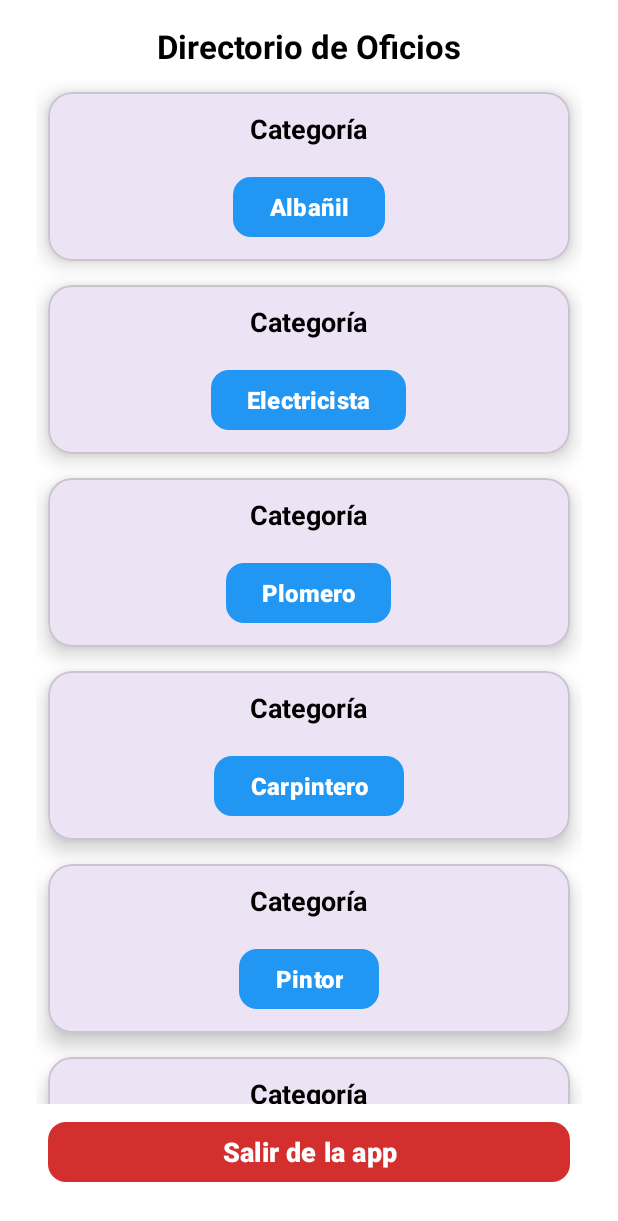
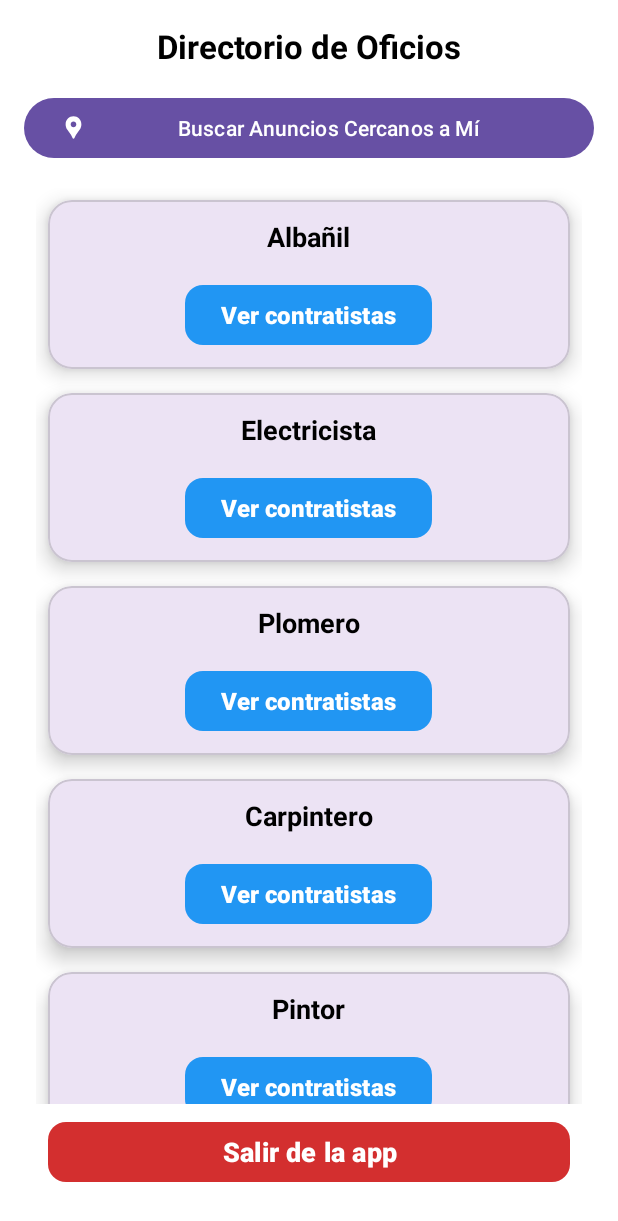
Before and after one commit to lemursoft75/conexion-de-oficios, an Android app: the DirectoryActivity screen opened directly, with no data from a screen before it, on a phone screen of 412 x 824 dp. Shown: the top 1221 px of the screen. Run offline under Robolectric (Android 15) with nearby library versions, the phone set to English and light mode, and no system bars.

Commit message:
rastreo de anuncios

```diff
--- a/app/build.gradle.kts
+++ b/app/build.gradle.kts
@@ -58,6 +58,7 @@ dependencies {
     // Room Database
     implementation("androidx.room:room-runtime:2.6.1")
     implementation(libs.firebase.storage.ktx)
+    implementation(libs.play.services.location)
     kapt("androidx.room:room-compiler:2.6.1")
     implementation("androidx.room:room-ktx:2.6.1")
 
--- a/app/src/main/AndroidManifest.xml
+++ b/app/src/main/AndroidManifest.xml
@@ -1,6 +1,9 @@
 <?xml version="1.0" encoding="utf-8"?>
 <manifest xmlns:android="http://schemas.android.com/apk/res/android"
     xmlns:tools="http://schemas.android.com/tools">
+
+    <uses-permission android:name="android.permission.ACCESS_FINE_LOCATION" />
+    <uses-permission android:name="android.permission.ACCESS_COARSE_LOCATION" />
 
     <uses-permission android:name="android.permission.INTERNET"/>
     <uses-permission android:name="android.permission.ACCESS_NETWORK_STATE"/>
@@ -36,6 +39,7 @@
         <activity android:name=".activities.ContractorDetailActivity"/>
         <activity android:name=".activities.PublicationActivity"/>
         <activity android:name=".activities.MyAdsActivity"/>
+        <activity android:name=".activities.NearbyAdsActivity"/>
 
     </application>
 </manifest>
--- a/app/src/main/java/com/javipena/conexiondeoficios/activities/DirectoryActivity.kt
+++ b/app/src/main/java/com/javipena/conexiondeoficios/activities/DirectoryActivity.kt
@@ -9,19 +9,16 @@ import androidx.recyclerview.widget.LinearLayoutManager
 import androidx.recyclerview.widget.RecyclerView
 import com.javipena.conexiondeoficios.R
 import com.javipena.conexiondeoficios.adapters.CategoryAdapter
-// 📌 NOTA: Asegúrate de tener la clase CategoryAdapter en la ruta correcta.
 
 class DirectoryActivity : AppCompatActivity() {
     override fun onCreate(savedInstanceState: Bundle?) {
         super.onCreate(savedInstanceState)
         setContentView(R.layout.activity_directory)
 
-        val recyclerView = findViewById<RecyclerView>(R.id.recycler_categories) // Actualizar al nuevo ID
+        // --- Lógica para la lista de categorías por especialidad ---
+        val recyclerView = findViewById<RecyclerView>(R.id.recycler_categories)
         recyclerView.layoutManager = LinearLayoutManager(this)
 
-        // 📌 CAMBIO 1: Estandarizar los nombres de las categorías.
-        // Deben ser idénticos a los que usas en el Spinner de registro (en singular).
-        // Esto es VITAL para que la búsqueda en la base de datos funcione después.
         val categories = listOf(
             "Albañil", "Electricista", "Plomero", "Carpintero", "Pintor",
             "Mecánico", "Técnico en refrigeración", "Técnico en computadoras",
@@ -29,19 +26,23 @@ class DirectoryActivity : AppCompatActivity() {
             "Médico", "Asesoría escolar", "Músico", "Animación para eventos", "Otro"
         )
 
-        val adapter = CategoryAdapter(categories) { category ->
-            // 📌 CAMBIO 2: La actividad que se abre.
-            // Ya no abre el "Detalle" directamente. Ahora abre la "Lista de Contratistas".
-            val intent = Intent(this@DirectoryActivity, ContractorListActivity::class.java)
-
-            // 📌 CAMBIO 3: La "llave" para pasar el dato.
-            // Usamos una llave clara como "CATEGORY_NAME" para pasar el nombre de la categoría.
+        val categoryAdapter = CategoryAdapter(categories) { category ->
+            val intent = Intent(this, ContractorListActivity::class.java)
             intent.putExtra("CATEGORY_NAME", category)
             startActivity(intent)
         }
+        recyclerView.adapter = categoryAdapter
 
-        recyclerView.adapter = adapter
 
+        // --- Lógica para el botón de búsqueda cercana ---
+        val btnFindNearby = findViewById<Button>(R.id.btn_find_nearby)
+        btnFindNearby.setOnClickListener {
+            // Inicia la actividad que busca por geolocalización
+            startActivity(Intent(this, NearbyAdsActivity::class.java))
+        }
+
+
+        // --- Lógica para el botón de salir ---
         val btnExit = findViewById<Button>(R.id.btn_exit)
         btnExit.setOnClickListener {
             Toast.makeText(this, "Cerrando la aplicación", Toast.LENGTH_SHORT).show()
--- a/app/src/main/java/com/javipena/conexiondeoficios/adapters/CategoryAdapter.kt
+++ b/app/src/main/java/com/javipena/conexiondeoficios/adapters/CategoryAdapter.kt
@@ -4,6 +4,7 @@ import android.view.LayoutInflater
 import android.view.View
 import android.view.ViewGroup
 import android.widget.Button
+import android.widget.TextView // 📌 IMPORTACIÓN AÑADIDA
 import androidx.recyclerview.widget.RecyclerView
 import com.javipena.conexiondeoficios.R
 
@@ -12,8 +13,10 @@ class CategoryAdapter(
     private val onClick: (String) -> Unit
 ) : RecyclerView.Adapter<CategoryAdapter.CategoryViewHolder>() {
 
+    // 📌 CAMBIO 1: Añadimos la referencia al TextView
     class CategoryViewHolder(itemView: View) : RecyclerView.ViewHolder(itemView) {
-        val btnCategory: Button = itemView.findViewById(R.id.btn_category)
+        val categoryName: TextView = itemView.findViewById(R.id.text_category_name)
+        val viewButton: Button = itemView.findViewById(R.id.btn_category)
     }
 
     override fun onCreateViewHolder(parent: ViewGroup, viewType: Int): CategoryViewHolder {
@@ -23,8 +26,15 @@ class CategoryAdapter(
 
     override fun onBindViewHolder(holder: CategoryViewHolder, position: Int) {
         val category = categories[position]
-        holder.btnCategory.text = category
-        holder.btnCategory.setOnClickListener { onClick(category) }
+
+        // 📌 CAMBIO 2: Ahora ponemos el nombre de la categoría en el TextView
+        holder.categoryName.text = category
+
+        // El botón ahora puede tener un texto genérico o también el de la categoría
+        // holder.viewButton.text = "Ver"
+
+        // 📌 CAMBIO 3: Hacemos que toda la tarjeta sea clickeable
+        holder.itemView.setOnClickListener { onClick(category) }
     }
 
     override fun getItemCount() = categories.size
--- /dev/null
+++ b/app/src/main/res/drawable/ic_location.xml
@@ -0,0 +1,5 @@
+<vector xmlns:android="http://schemas.android.com/apk/res/android" android:height="24dp" android:tint="#000000" android:viewportHeight="24" android:viewportWidth="24" android:width="24dp">
+
+    <path android:fillColor="@android:color/white" android:pathData="M12,2L12,2C8.13,2 5,5.13 5,9c0,1.74 0.5,3.37 1.41,4.84c0.95,1.54 2.2,2.86 3.16,4.4c0.47,0.75 0.81,1.45 1.17,2.26C11,21.05 11.21,22 12,22h0c0.79,0 1,-0.95 1.25,-1.5c0.37,-0.81 0.7,-1.51 1.17,-2.26c0.96,-1.53 2.21,-2.85 3.16,-4.4C18.5,12.37 19,10.74 19,9C19,5.13 15.87,2 12,2zM12,11.75c-1.38,0 -2.5,-1.12 -2.5,-2.5s1.12,-2.5 2.5,-2.5s2.5,1.12 2.5,2.5S13.38,11.75 12,11.75z"/>
+
+</vector>
--- a/app/src/main/res/layout/activity_directory.xml
+++ b/app/src/main/res/layout/activity_directory.xml
@@ -17,33 +17,46 @@
         android:textSize="22sp"
         android:textStyle="bold"
         android:textColor="@color/black"
-        android:layout_marginBottom="20dp"
         app:layout_constraintTop_toTopOf="parent"
         app:layout_constraintStart_toStartOf="parent"
         app:layout_constraintEnd_toEndOf="parent"/>
+
+    <com.google.android.material.button.MaterialButton
+        android:id="@+id/btn_find_nearby"
+        android:layout_width="match_parent"
+        android:layout_height="wrap_content"
+        android:layout_marginTop="16dp"
+        android:text="Buscar Anuncios Cercanos a Mí"
+        app:icon="@drawable/ic_location"
+        app:layout_constraintEnd_toEndOf="parent"
+        app:layout_constraintStart_toStartOf="parent"
+        app:layout_constraintTop_toBottomOf="@id/text_title" />
 
     <androidx.recyclerview.widget.RecyclerView
         android:id="@+id/recycler_categories"
         android:layout_width="match_parent"
         android:layout_height="0dp"
-        app:layout_constraintTop_toBottomOf="@id/text_title"
+        android:layout_marginTop="8dp"
+        android:padding="8dp"
+        app:layout_constraintTop_toBottomOf="@id/btn_find_nearby"
+        app:layout_constraintBottom_toTopOf="@id/btn_exit"
+        app:layout_constraintEnd_toEndOf="parent"
         app:layout_constraintStart_toStartOf="parent"
-        app:layout_constraintEnd_toEndOf="parent"
-        app:layout_constraintBottom_toTopOf="@id/btn_exit"
-        android:padding="8dp"
-        tools:listitem="@layout/item_category"/> <com.google.android.material.button.MaterialButton
+        tools:listitem="@layout/category_item" />
+
+    <com.google.android.material.button.MaterialButton
         android:id="@+id/btn_exit"
         android:layout_width="match_parent"
         android:layout_height="wrap_content"
+        android:layout_margin="16dp"
         android:text="Salir de la app"
+        android:textColor="@color/white"
         android:textSize="18sp"
         android:textStyle="bold"
         app:backgroundTint="@color/red"
         app:cornerRadius="12dp"
-    android:textColor="@color/white"
         app:layout_constraintBottom_toBottomOf="parent"
-    app:layout_constraintStart_toStartOf="parent"
         app:layout_constraintEnd_toEndOf="parent"
-    android:layout_margin="16dp"/>
+        app:layout_constraintStart_toStartOf="parent" />
 
 </androidx.constraintlayout.widget.ConstraintLayout>
--- a/app/src/main/res/layout/activity_splash.xml
+++ b/app/src/main/res/layout/activity_splash.xml
@@ -9,8 +9,8 @@
     <!-- Logo centrado -->
     <ImageView
         android:id="@+id/splash_logo"
-        android:layout_width="750dp"
-        android:layout_height="750dp"
+        android:layout_width="800dp"
+        android:layout_height="800dp"
         android:src="@drawable/logo"
         android:scaleType="fitCenter"
         app:layout_constraintTop_toTopOf="parent"
--- a/gradle/libs.versions.toml
+++ b/gradle/libs.versions.toml
@@ -14,6 +14,7 @@ constraintlayout = "2.2.0"
 playServicesMaps = "19.2.0"
 roomRuntime = "2.7.1"
 firebaseStorageKtx = "21.0.2"
+playServicesLocation = "21.3.0"
 
 [libraries]
 androidx-core-ktx = { group = "androidx.core", name = "core-ktx", version.ref = "coreKtx" }
@@ -31,6 +32,7 @@ androidx-activity = { group = "androidx.activity", name = "activity", version.re
 androidx-constraintlayout = { group = "androidx.constraintlayout", name = "constraintlayout", version.ref = "constraintlayout" }
 play-services-maps = { module = "com.google.android.gms:play-services-maps", version.ref = "playServicesMaps" }
 firebase-storage-ktx = { group = "com.google.firebase", name = "firebase-storage-ktx", version.ref = "firebaseStorageKtx" }
+play-services-location = { group = "com.google.android.gms", name = "play-services-location", version.ref = "playServicesLocation" }
 
 [plugins]
 android-application = { id = "com.android.application", version.ref = "agp" }
```
Also changed, not shown: app/src/main/java/com/javipena/conexiondeoficios/activities/LoginActivity.kt (+14 -9 lines), app/src/main/java/com/javipena/conexiondeoficios/activities/NearbyAdsActivity.kt (added, +186 -0 lines), app/src/main/java/com/javipena/conexiondeoficios/activities/RecoverPasswordActivity.kt (+40 -19 lines), app/src/main/res/layout/activity_nearby_ads.xml (added, +32 -0 lines). Lines whose indentation alone changed are shown as unchanged.
